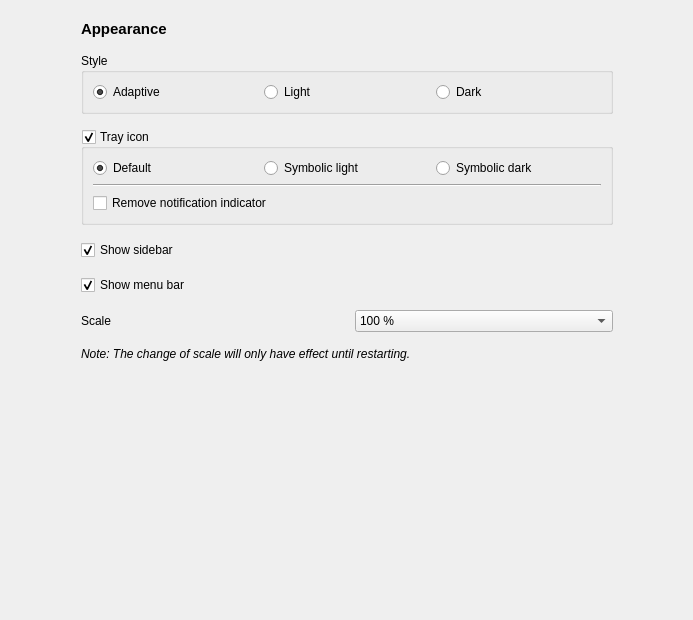
Qt form zapzap/ui/ui_page_appearance.ui (rafatosta/zapzap) before a commit.
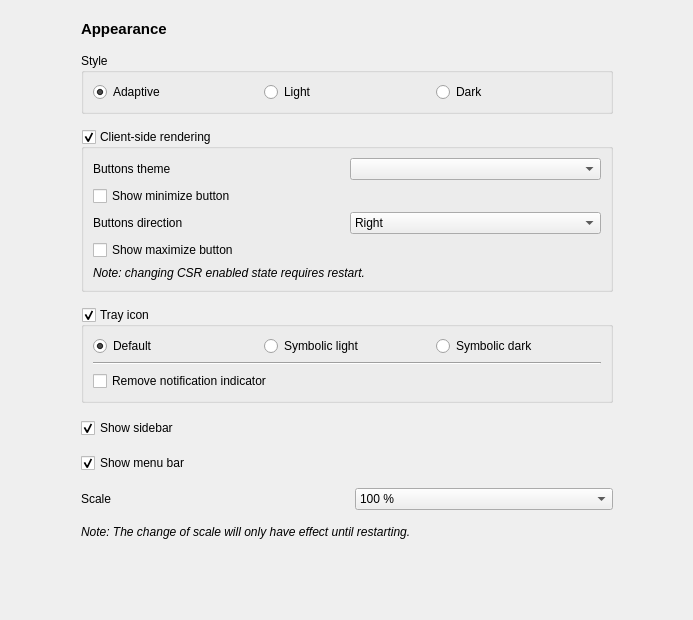
The same form after that commit.

Commit message: Add CSR button direction setting in Appearance UI

```diff
--- a/zapzap/ui/ui_page_appearance.ui
+++ b/zapzap/ui/ui_page_appearance.ui
@@ -93,6 +93,75 @@
           </layout>
          </widget>
         </item>
+        <item>
+         <widget class="QGroupBox" name="csr_groupBox">
+          <property name="title">
+           <string>Client-side rendering</string>
+          </property>
+          <property name="checkable">
+           <bool>true</bool>
+          </property>
+          <layout class="QGridLayout" name="gridLayout_4">
+           <item row="0" column="0">
+            <widget class="QLabel" name="csr_theme_label">
+             <property name="text">
+              <string>Buttons theme</string>
+             </property>
+            </widget>
+           </item>
+           <item row="0" column="1">
+            <widget class="QComboBox" name="csr_theme_comboBox"/>
+           </item>
+           <item row="1" column="0" colspan="2">
+            <widget class="QCheckBox" name="csr_show_minimize_checkBox">
+             <property name="text">
+              <string>Show minimize button</string>
+             </property>
+            </widget>
+           </item>
+           <item row="2" column="0">
+            <widget class="QLabel" name="csr_direction_label">
+             <property name="text">
+              <string>Buttons direction</string>
+             </property>
+            </widget>
+           </item>
+           <item row="2" column="1">
+            <widget class="QComboBox" name="csr_direction_comboBox">
+             <item>
+              <property name="text">
+               <string>Right</string>
+              </property>
+             </item>
+             <item>
+              <property name="text">
+               <string>Left</string>
+              </property>
+             </item>
+            </widget>
+           </item>
+           <item row="3" column="0" colspan="2">
+            <widget class="QCheckBox" name="csr_show_maximize_checkBox">
+             <property name="text">
+              <string>Show maximize button</string>
+             </property>
+            </widget>
+           </item>
+           <item row="4" column="0" colspan="2">
+            <widget class="QLabel" name="csr_restart_label">
+             <property name="font">
+              <font>
+               <italic>true</italic>
+              </font>
+             </property>
+             <property name="text">
+              <string>Note: changing CSR enabled state requires restart.</string>
+             </property>
+            </widget>
+           </item>
+          </layout>
+         </widget>
+        </item>
         <item>
          <widget class="QGroupBox" name="tray_groupBox">
           <property name="title">
```
The commit also changes 4 other files.
